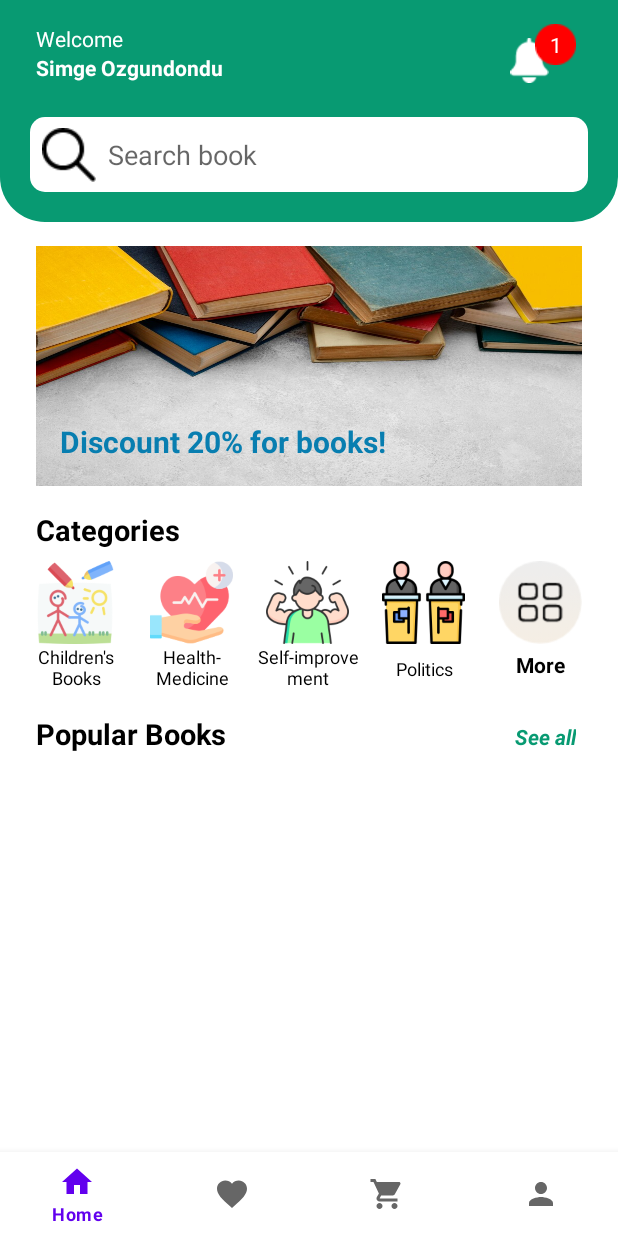
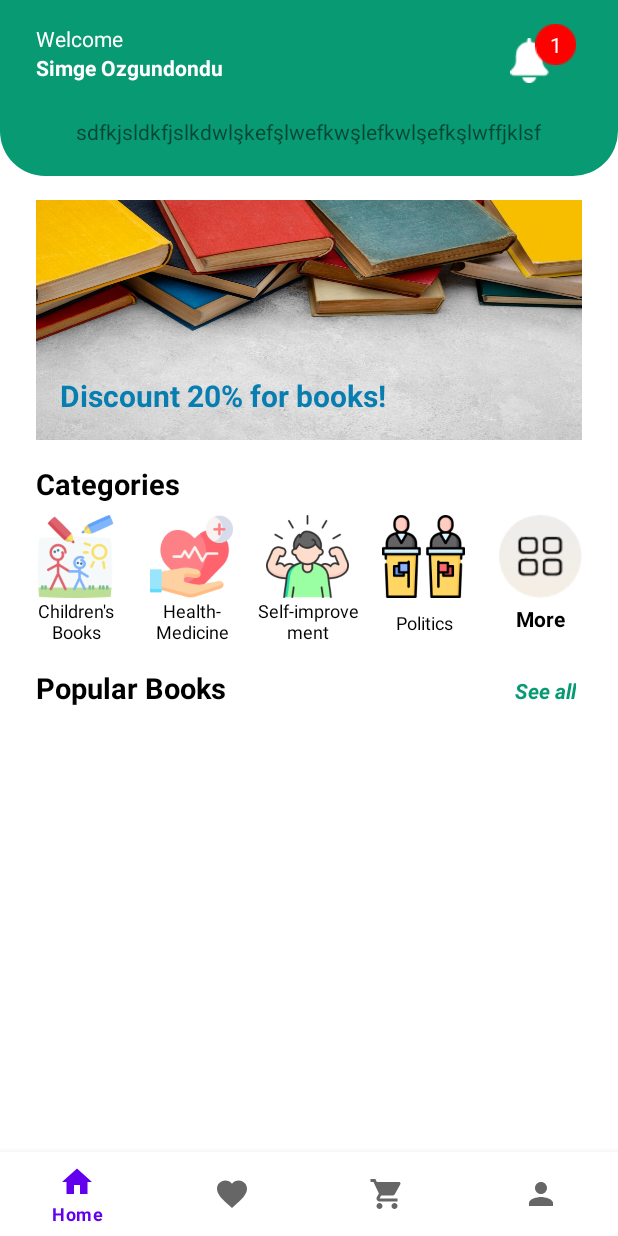
Before and after one commit to fahricandurucan/BookCornerAppJava, an Android app: the screen it shows after launch (MainActivity), on a phone screen of 412 x 824 dp. Run offline under Robolectric (Android 15) with nearby library versions, the phone set to English and light mode, and no system bars; our stand-ins replace Firebase (no records; nobody signed in at launch, a user with empty details on screens opened directly).

Commit message:
search bar is add to seeAll page

```diff
--- a/app/src/main/res/drawable/edittext_background.xml
+++ b/app/src/main/res/drawable/edittext_background.xml
@@ -1,9 +1,14 @@
 <?xml version="1.0" encoding="utf-8"?>
 <selector xmlns:android="http://schemas.android.com/apk/res/android">
-<item>
-    <shape android:shape="rectangle">
-        <corners android:radius="10dp"/>
-        <solid android:color="@color/white"/>
-    </shape>
-</item>
+    <item>
+        <shape android:shape="rectangle">
+            <corners android:radius="15dp"/>
+            <solid android:color="@color/grey"/>
+            <stroke
+                android:width="1dp"
+                android:color="#737373"/>
+            <padding android:left="5dp" android:top="5dp" android:right="5dp" android:bottom="5dp"/>
+
+        </shape>
+    </item>
 </selector>
--- a/app/src/main/res/layout/fragment_home.xml
+++ b/app/src/main/res/layout/fragment_home.xml
@@ -86,19 +86,30 @@
 
                 </androidx.constraintlayout.widget.ConstraintLayout>
 
-                <EditText
-                    android:id="@+id/editTextText"
-                    android:layout_width="match_parent"
-                    android:layout_height="50dp"
-                    android:layout_margin="20dp"
-                    android:background="@drawable/edittext_background"
-                    android:drawableStart="@drawable/search_icon"
-                    android:drawablePadding="8dp"
-                    android:ems="10"
-                    android:hint="Search book"
-                    android:inputType="text"
-                    android:padding="8dp"
-                    android:textColor="#9AA2AA" />
+<!--                <EditText-->
+<!--                    android:id="@+id/searchEditText"-->
+<!--                    android:layout_width="match_parent"-->
+<!--                    android:layout_height="50dp"-->
+<!--                    android:layout_margin="20dp"-->
+<!--                    android:background="@drawable/edittext_background"-->
+<!--                    android:drawableStart="@drawable/search_icon"-->
+<!--                    android:drawablePadding="8dp"-->
+<!--                    android:ems="10"-->
+<!--                    android:hint="Search book"-->
+<!--                    android:inputType="text"-->
+<!--                    android:padding="8dp"-->
+<!--                    android:textColor="#9AA2AA" />-->
+
+                <TextView
+                    android:layout_width="wrap_content"
+                    android:layout_height="wrap_content"
+                    android:layout_marginTop="20dp"
+                    android:layout_marginBottom="20dp"
+                    android:text="sdfkjsldkfjslkdwlşkefşlwefkwşlefkwlşefkşlwffjklsf"
+                    android:layout_gravity="center"
+                    >
+
+                </TextView>
 
                 <androidx.constraintlayout.widget.ConstraintLayout
                     android:layout_width="match_parent"
```
Also changed, not shown: app/src/main/java/com/example/bookcornerapp_java/ProductActivity.java (+59 -0 lines), app/src/main/java/com/example/bookcornerapp_java/services/FirestoreManager.java (+24 -0 lines), app/src/main/res/layout/activity_product.xml (+37 -3 lines), 1 other file.
